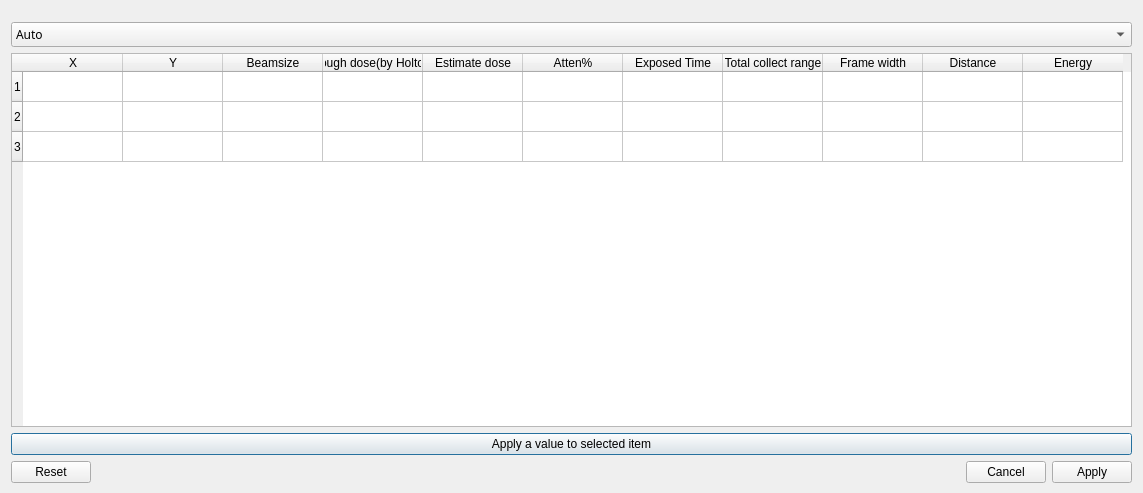
The window that UI/CollectPar.ui (light911/TPS07A-Meshbest) describes before a commit, drawn with Qt 5.
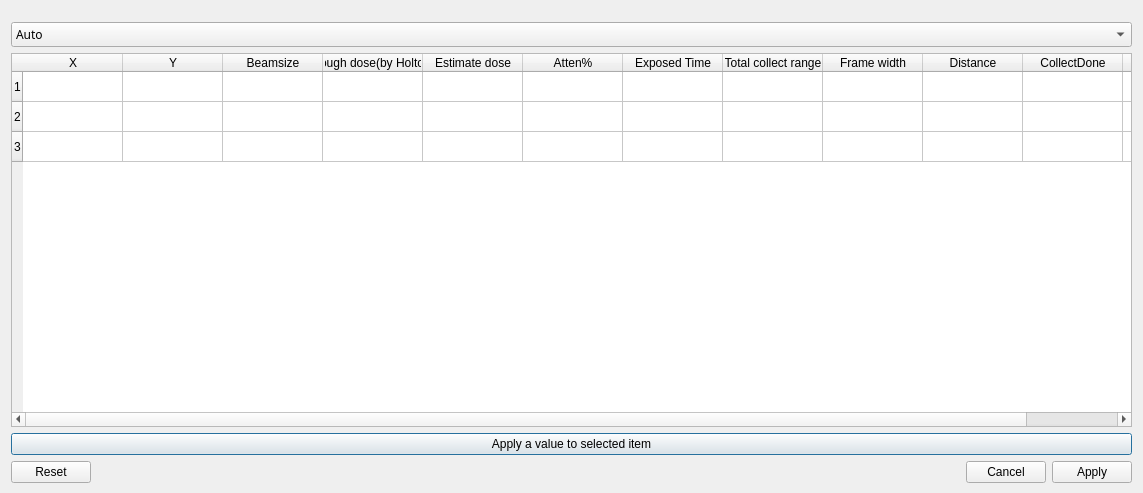
The same window after the commit.

Patch:
```diff
--- a/UI/CollectPar.ui
+++ b/UI/CollectPar.ui
@@ -71,7 +71,7 @@
        <bool>true</bool>
       </property>
       <property name="columnCount">
-       <number>11</number>
+       <number>12</number>
       </property>
       <attribute name="horizontalHeaderVisible">
        <bool>true</bool>
@@ -162,6 +162,11 @@
         <string>Distance</string>
        </property>
       </column>
+      <column>
+       <property name="text">
+        <string>CollectDone</string>
+       </property>
+      </column>
       <column>
        <property name="text">
         <string>Energy</string>
```
